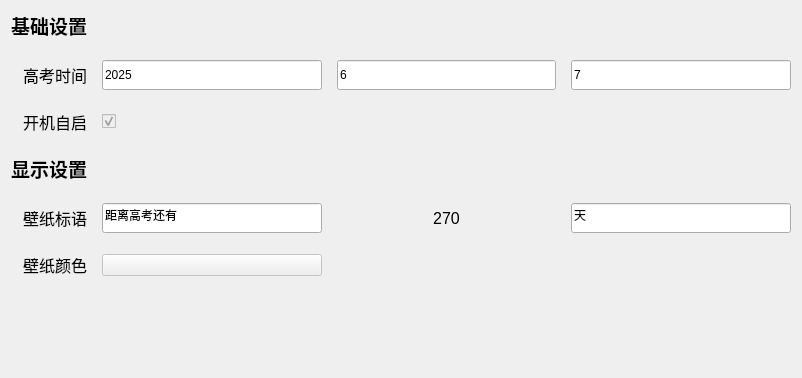
Old version of the form widget.ui in the repository Zao-chen/ZcGaoKaoCountdown; both pictures show x 0 to 802 and y 0 to 378 of the 802 by 586 pixel window.
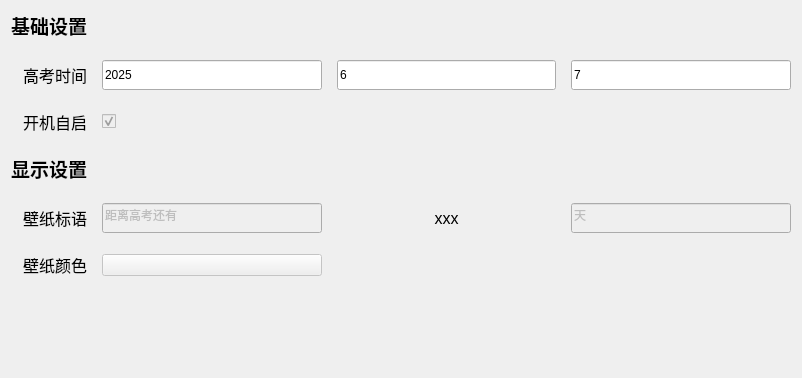
New version of the form. Custom widgets are drawn as their Qt base class.

Commit message: [feat] 设置时间功能完成、新增显示时间

```diff
--- a/widget.ui
+++ b/widget.ui
@@ -83,6 +83,9 @@
        </item>
        <item row="4" column="2">
         <widget class="ElaLineEdit" name="lineEdit_4">
+         <property name="enabled">
+          <bool>false</bool>
+         </property>
          <property name="minimumSize">
           <size>
            <width>0</width>
@@ -105,7 +108,7 @@
           </font>
          </property>
          <property name="text">
-          <string>270</string>
+          <string>xxx</string>
          </property>
          <property name="alignment">
           <set>Qt::AlignCenter</set>
@@ -186,6 +189,9 @@
        </item>
        <item row="4" column="4">
         <widget class="ElaLineEdit" name="lineEdit_5">
+         <property name="enabled">
+          <bool>false</bool>
+         </property>
          <property name="minimumSize">
           <size>
            <width>0</width>
```
The commit also changes 1 other file.
